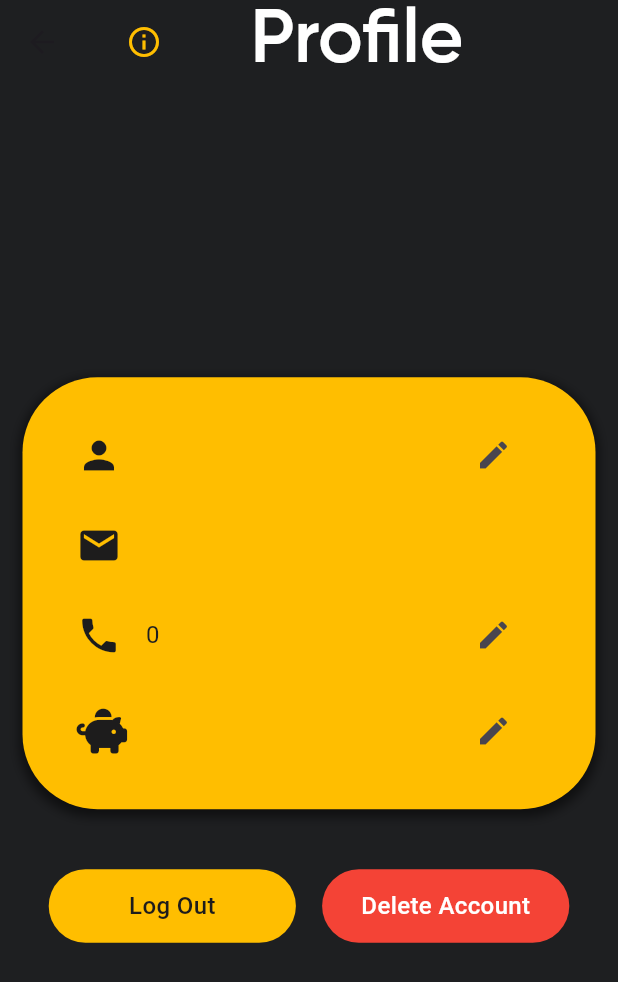
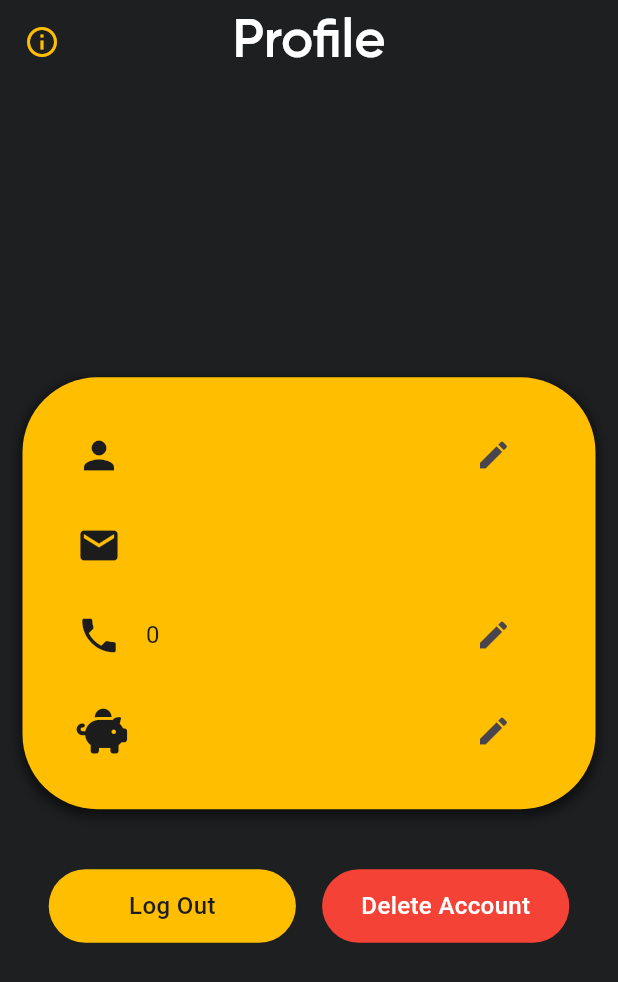
Before and after one commit to abnormaldil/Safaai-Get-Rewards-For-Proper-Plastic-Disposal, a Flutter app: the ProfilePage screen opened by its route, on a phone screen of 412 x 824 dp. Shown: the top 982 px of the screen. Run offline on Flutter 3.47's test engine with Material 3 defaults, Android fonts, the phone set to English and light mode, and no system bars; our stand-ins replace carousel_slider, cloud_firestore, curved_navigation_bar, firebase_auth, firebase_core, font_awesome_flutter; missing offline and left inert: email_otp; accounts and stored records are empty; Roboto replaces fonts that are missing (Gilroy-SemiBold).

Commit message:
UI changes

```diff
--- a/lib/profile.dart
+++ b/lib/profile.dart
@@ -39,10 +39,15 @@ class ProfilePage extends StatelessWidget {
               appBar: AppBar(
                 centerTitle: true,
                 backgroundColor: Colors.transparent,
-                title: Row(
-                  mainAxisAlignment: MainAxisAlignment.spaceBetween,
-                  children: [
-                    IconButton(
+                title: Text(
+                  'Profile',
+                  style: TextStyle(
+                    fontSize: 36,
+                    color: Colors.white,
+                    fontFamily: 'Gilroy',
+                  ),
+                ),
+                leading: IconButton(
                   icon: Icon(
                     Icons.info_outline,
                     color: Color(0xFFffbe00),
@@ -121,17 +126,6 @@ class ProfilePage extends StatelessWidget {
                       },
                     );
                   },
-                    ),
-                    Text(
-                      'Profile',
-                      style: TextStyle(
-                        fontSize: 50,
-                        color: Colors.white,
-                        fontFamily: 'Gilroy',
-                      ),
-                    ),
-                    SizedBox(width: 40),
-                  ],
                 ),
               ),
               body: Center(
--- a/lib/redeem.dart
+++ b/lib/redeem.dart
@@ -55,7 +55,7 @@ class RedeemPage extends StatelessWidget {
           title: Text(
             'Redeem',
             style: TextStyle(
-              fontSize: 50,
+              fontSize: 36,
               color: Color.fromARGB(255, 255, 255, 255),
               fontFamily: 'Gilroy',
             ),
--- a/lib/transaction.dart
+++ b/lib/transaction.dart
@@ -42,7 +42,7 @@ class _TransactionPageState extends State<TransactionPage> {
           title: Text(
             'Transactions',
             style: TextStyle(
-              fontSize: 50,
+              fontSize: 36,
               color: Color.fromARGB(255, 255, 255, 255),
               fontFamily: 'Gilroy',
             ),
```
Lines whose indentation alone changed are shown as unchanged.
